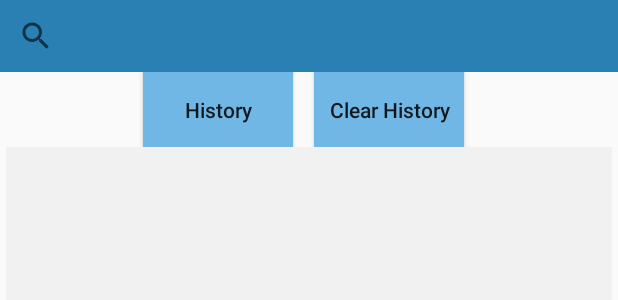
After one commit to nesizagury/Fundigo_Beta, an Android app: the layout activity_search.xml on its own in the app's theme, with its tools: preview values and no code run, on a phone screen of 412 x 824 dp. The commit adds this screen. Shown: the top 300 px of the screen. Run offline under Robolectric (Android 15) with nearby library versions, the phone set to English and light mode, and no system bars.

Commit message:
merge biniamin search development

```diff
--- a/app/src/main/AndroidManifest.xml
+++ b/app/src/main/AndroidManifest.xml
@@ -56,6 +56,8 @@
         <activity android:name=".Menu">
         </activity>
         <activity android:name=".SavedEventActivity">
+        </activity>
+        <activity android:name=".Search">
         </activity>
         <activity
             android:name=".EventService"
--- /dev/null
+++ b/app/src/main/res/layout/activity_search.xml
@@ -0,0 +1,62 @@
+<?xml version="1.0" encoding="utf-8"?>
+<RelativeLayout
+    xmlns:android="http://schemas.android.com/apk/res/android"
+    android:layout_width="match_parent"
+    android:layout_height="wrap_content"
+    >
+<LinearLayout
+    android:layout_width="fill_parent"
+    android:layout_height="wrap_content"
+    android:orientation="horizontal"
+    android:weightSum="250"
+    android:id="@+id/autoText"
+
+    >
+    <SearchView
+        android:id="@+id/b_search"
+        android:layout_height="fill_parent"
+        android:layout_width="0dp"
+        android:layout_weight="250"
+        android:background="@color/colorAccent"
+        />
+
+
+</LinearLayout>
+    <LinearLayout
+        android:layout_width="fill_parent"
+        android:layout_height="wrap_content"
+        android:layout_below="@+id/autoText"
+        android:id="@+id/linerLayout_button"
+        >
+        <Button
+            android:layout_width="100dp"
+            android:layout_height="50dp"
+            android:layout_marginStart="95dp"
+            android:text="History"
+            android:background="@color/colorPrimary"
+            android:id="@+id/b_history"
+            />
+
+        <Button
+            android:layout_width="100dp"
+            android:layout_height="50dp"
+            android:layout_marginStart="14dp"
+            android:text="Clear History"
+            android:background="@color/colorPrimary"
+            android:id="@+id/b_clear"
+            android:onClick="onClick"
+            />
+    </LinearLayout>
+    <ListView
+        android:id="@+id/listView_Search"
+        android:layout_width="fill_parent"
+        android:layout_height="fill_parent"
+        android:layout_below="@+id/linerLayout_button"
+        android:layout_marginLeft="4dp"
+        android:layout_marginRight="4dp"
+        android:background="#F1F1F1"
+        android:divider="#F1F1F1"
+        android:dividerHeight="0dp"
+        android:drawSelectorOnTop="false"/>
+
+</RelativeLayout>
--- /dev/null
+++ b/app/src/main/res/menu/popup_history.xml
@@ -0,0 +1,5 @@
+<?xml version="1.0" encoding="utf-8"?>
+<menu
+    xmlns:android="http://schemas.android.com/apk/res/android">
+
+</menu>
--- /dev/null
+++ b/app/src/main/res/xml/search.xml
@@ -0,0 +1,4 @@
+<?xml version="1.0" encoding="utf-8"?>
+<searchable xmlns:android="http://schemas.android.com/apk/res/android"
+    android:label="@string/app_name"
+    android:hint="@string/search_hint" />
```
Also changed, not shown: app/src/main/java/com/example/events/Event.java (+8 -0 lines), app/src/main/java/com/example/events/EventInfo.java (+56 -2 lines), app/src/main/java/com/example/events/EventsListAdapter.java (+12 -0 lines), app/src/main/java/com/example/events/FilterPage.java (+30 -58 lines), app/src/main/java/com/example/events/MainActivity.java (+44 -5 lines), app/src/main/java/com/example/events/Search.java (added, +220 -0 lines), app/src/main/res/values/strings.xml (+13 -0 lines).
